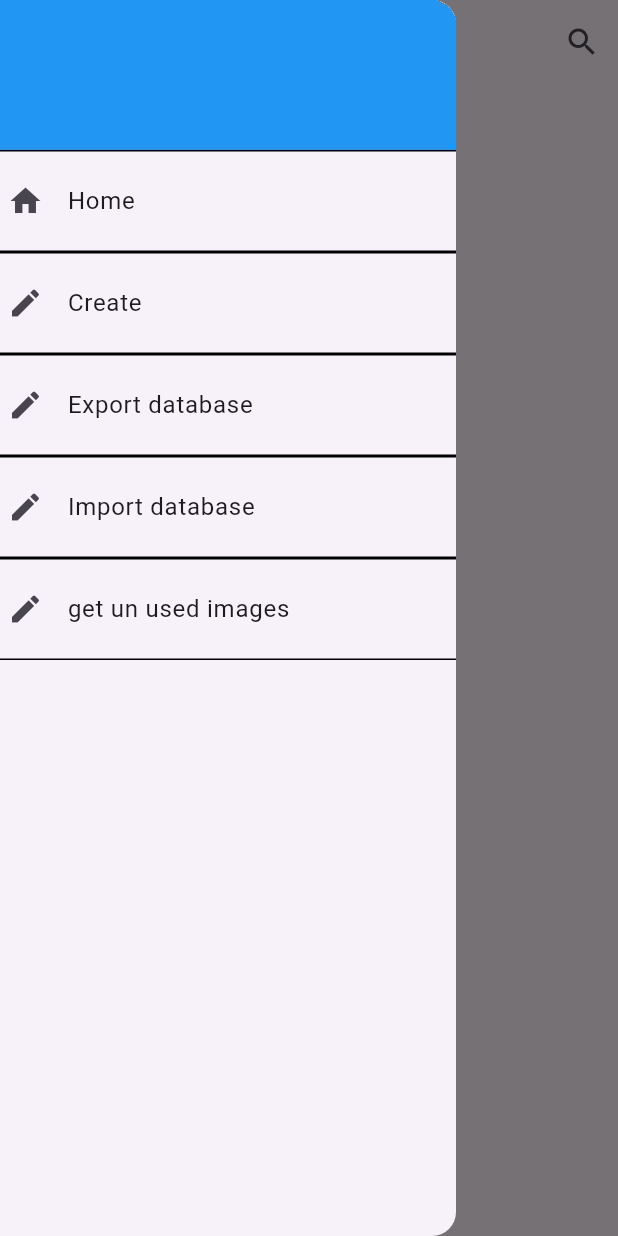
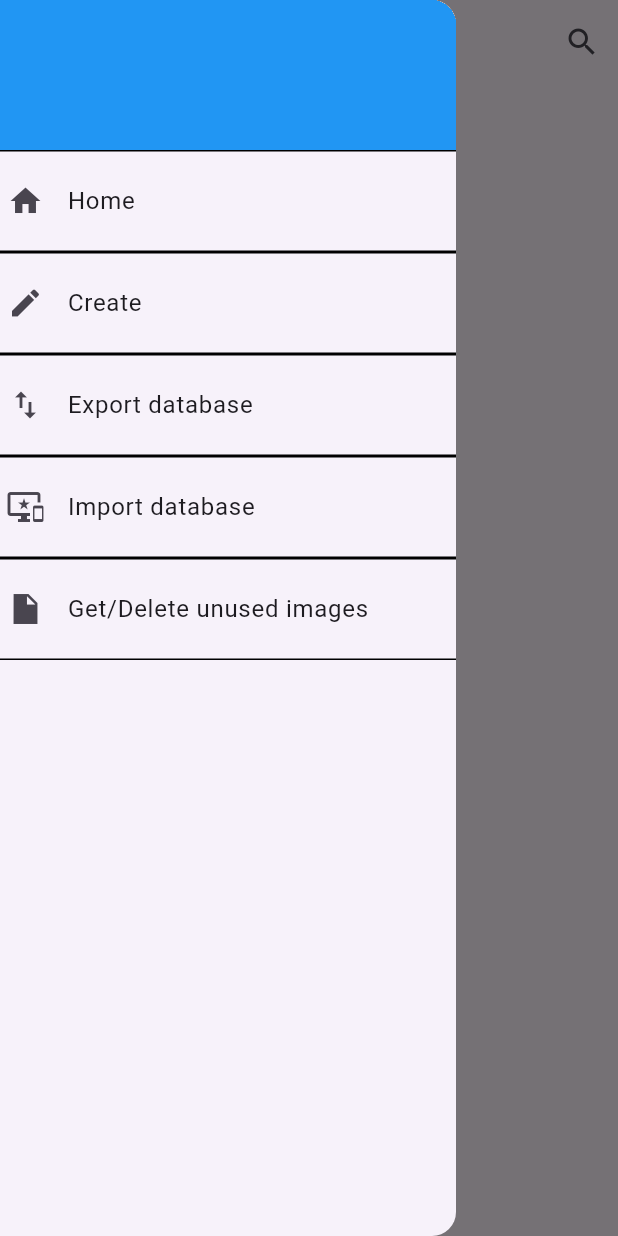
Before and after one commit to moh21586x/store, a Flutter app: the screen it shows after launch, with the side drawer open, on a phone screen of 412 x 824 dp. Run offline on Flutter 3.47's test engine with Material 3 defaults, Android fonts, the phone set to English and light mode, and no system bars; our stand-ins replace device_info_plus, image_picker, permission_handler, photo_view, sqflite; accounts and stored records are empty.

Commit message:
add import/export for the database, added a button for asking the user if they want to delete unused images in the store directory.

```diff
--- a/lib/main.dart
+++ b/lib/main.dart
@@ -308,7 +308,7 @@ class _HomePageState extends State<HomePage> {
             child: ListTile(
               selectedColor: Colors.yellow,
               title: const Text('Export database'),
-              leading: const Icon(Icons.create),
+              leading: const Icon(Icons.import_export),
               onTap: () {
                 Navigator.pop(context);
                 exportDB();
@@ -326,7 +326,7 @@ class _HomePageState extends State<HomePage> {
             child: ListTile(
               selectedColor: Colors.yellow,
               title: const Text('Import database'),
-              leading: const Icon(Icons.create),
+              leading: const Icon(Icons.important_devices),
               onTap: () {
                 Navigator.pop(context);
                 importDB();
@@ -343,8 +343,8 @@ class _HomePageState extends State<HomePage> {
             ),
             child: ListTile(
               selectedColor: Colors.yellow,
-              title: const Text('get un used images'),
-              leading: const Icon(Icons.create),
+              title: const Text('Get/Delete unused images'),
+              leading: const Icon(Icons.insert_drive_file_sharp),
               onTap: () async {
                 getUnusedImages();
                 showDialog(
```
